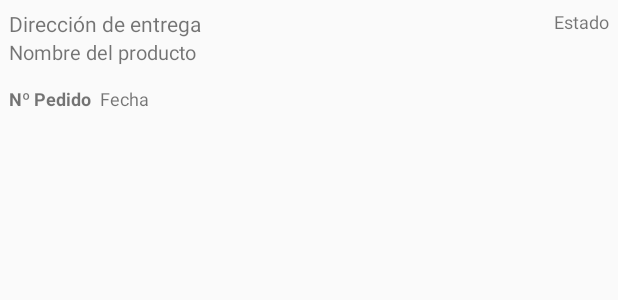
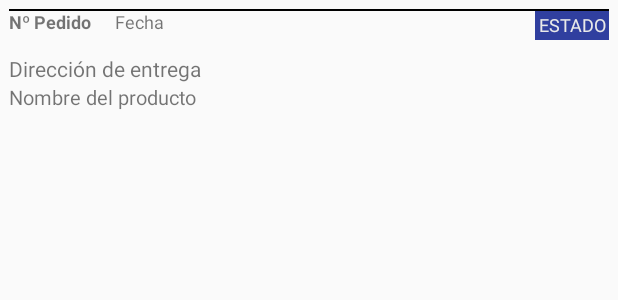
Before and after one commit to Binomi0/choferes-android, an Android app: the layout lista_pedidos.xml on its own in the app's theme, with its tools: preview values and no code run, on a phone screen of 412 x 824 dp. Shown: the top 300 px of the screen. Run offline under Robolectric (Android 15) with nearby library versions, the phone set to English and light mode, and no system bars.

```diff
--- a/app/src/main/res/layout/activity_main.xml
+++ b/app/src/main/res/layout/activity_main.xml
@@ -26,7 +26,6 @@
             android:id="@+id/message"
             android:layout_width="wrap_content"
             android:layout_height="wrap_content"
-            android:layout_marginTop="@dimen/activity_vertical_margin"
             android:gravity="start"
             android:paddingEnd="@dimen/activity_horizontal_margin"
             android:paddingStart="@dimen/activity_horizontal_margin"
@@ -37,7 +36,6 @@
             android:id="@+id/email"
             android:layout_width="match_parent"
             android:layout_height="wrap_content"
-            android:layout_marginTop="@dimen/activity_vertical_margin"
             android:gravity="end"
             android:paddingEnd="@dimen/activity_horizontal_margin"
             android:paddingStart="@dimen/activity_horizontal_margin"
--- a/app/src/main/res/layout/lista_pedidos.xml
+++ b/app/src/main/res/layout/lista_pedidos.xml
@@ -8,28 +8,33 @@
     android:padding="6dp">
 
     <TextView
-        android:id="@+id/address"
-        android:layout_width="match_parent"
+        android:id="@+id/id"
+        android:layout_width="wrap_content"
         android:layout_height="wrap_content"
         android:layout_alignParentLeft="true"
         android:layout_alignParentStart="true"
         android:layout_alignParentTop="true"
+        android:ellipsize="marquee"
+        android:singleLine="true"
+        android:text="@string/order_id"
+        android:textSize="12sp"
+        android:textStyle="bold" />
+
+    <TextView
+        android:id="@+id/fecha"
+        android:layout_width="wrap_content"
+        android:layout_height="wrap_content"
+        android:layout_toEndOf="@+id/id"
+        android:layout_toRightOf="@+id/id"
         android:layout_toLeftOf="@+id/status"
         android:layout_toStartOf="@+id/status"
-        android:text="@string/order_address"
-        android:maxLines="1"
-        android:textSize="14sp" />
-
-    <TextView
-        android:id="@+id/product"
-        android:layout_width="wrap_content"
-        android:layout_height="wrap_content"
-        android:layout_alignParentLeft="true"
-        android:layout_alignParentStart="true"
-        android:layout_below="@+id/address"
-        android:text="@string/order_product"
-        android:maxLines="1"
-        android:textSize="13sp" />
+        android:paddingStart="@dimen/activity_vertical_margin"
+        android:paddingLeft="@dimen/activity_vertical_margin"
+        android:paddingEnd="0dp"
+        android:paddingRight="0dp"
+        android:text="@string/order_date"
+        android:textSize="12sp"
+        />
 
     <TextView
         android:id="@+id/status"
@@ -38,33 +43,37 @@
         android:layout_alignParentEnd="true"
         android:layout_alignParentRight="true"
         android:layout_alignParentTop="true"
+        android:background="@color/colorPrimaryDark"
         android:gravity="end"
+        android:padding="2dp"
         android:text="@string/order_status"
-        android:textAlignment="viewEnd"
-        android:textSize="12sp" />
+        android:textAllCaps="true"
+        android:textAppearance="@style/TextAppearance.AppCompat.Caption"
+        android:textColor="@color/colorSoft" />
 
     <TextView
-        android:id="@+id/fecha"
+        android:id="@+id/address"
+        android:layout_width="match_parent"
+        android:layout_height="wrap_content"
+        android:layout_above="@+id/product"
+        android:text="@string/order_address"
+        android:textSize="14sp"
+        />
+
+    <TextView
+        android:id="@+id/product"
         android:layout_width="wrap_content"
         android:layout_height="wrap_content"
-        android:layout_alignParentBottom="true"
-        android:layout_toEndOf="@+id/id"
-        android:layout_toRightOf="@+id/id"
-        android:paddingLeft="6dp"
-        android:text="@string/order_date"
-        android:textSize="12sp" />
-
-    <TextView
-        android:id="@+id/id"
-        android:layout_width="wrap_content"
-        android:layout_height="wrap_content"
-        android:layout_alignParentBottom="true"
         android:layout_alignParentLeft="true"
         android:layout_alignParentStart="true"
-        android:ellipsize="marquee"
-        android:singleLine="true"
-        android:text="@string/order_id"
-        android:textSize="12sp"
-        android:textStyle="bold" />
+        android:layout_alignParentBottom="true"
+        android:text="@string/order_product"
+        android:maxLines="1"
+        android:textSize="13sp" />
+
+    <View
+        android:layout_width="fill_parent"
+        android:layout_height="1dp"
+        android:background="@android:color/black"/>
 
 </RelativeLayout>
```
Also changed, not shown: app/src/main/java/com/contenedoressatur/android/choferesandroid/MainActivity.java (+3 -8 lines), app/src/main/java/com/contenedoressatur/android/choferesandroid/MapsPackage/MapsActivity.java (+29 -9 lines), app/src/main/java/com/contenedoressatur/android/choferesandroid/Pedidos/PedidosAdapter.java (+18 -1 lines), app/src/main/res/layout/activity_maps.xml (+16 -10 lines).
